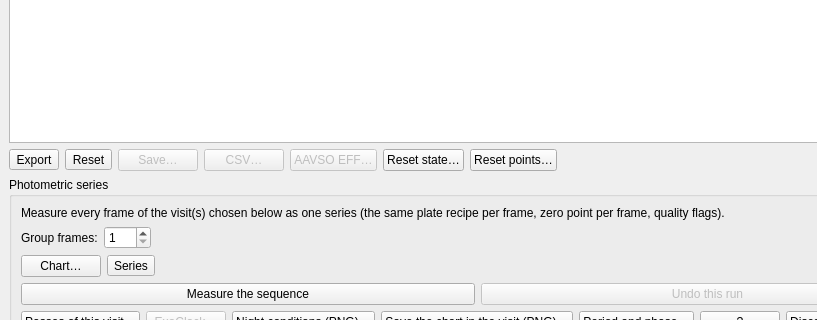
The window that nightscribe/gui/ui/ufe_measure_tab.ui (irydeo/nightscribe) describes before a commit, drawn with Qt 5; both pictures show x 0 to 817 and y 285 to 605 of the 955 by 743 pixel window.
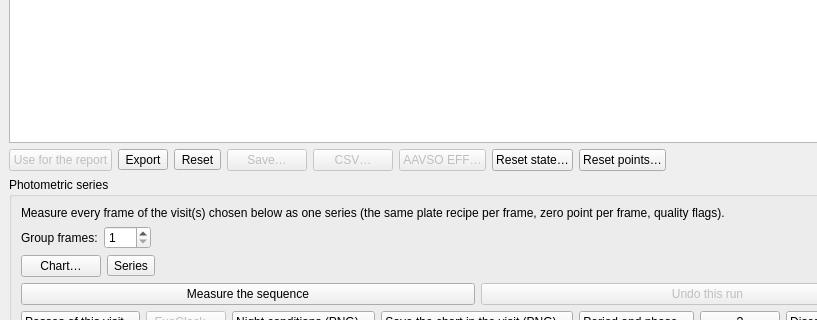
The same window after the commit.

Commit message: feat(photometry): a brightness measured by hand can take over the report

What changed in the file:
```diff
--- a/nightscribe/gui/ui/ufe_measure_tab.ui
+++ b/nightscribe/gui/ui/ufe_measure_tab.ui
@@ -240,6 +240,15 @@
         save. -->
    <item>
     <layout class="QHBoxLayout" name="row_result_actions">
+     <item>
+      <widget class="QPushButton" name="btn_manual_mag">
+       <property name="enabled"><bool>false</bool></property>
+       <property name="text"><string>Use for the report</string></property>
+       <property name="toolTip">
+        <string>Writes the magnitude measured HERE into the observation this stack belongs to, so the MPC report uses it instead of the one the run measured. The run's own value is kept beside it (the audit says who wrote what), and it only makes sense on a stack that came from an astrometry run</string>
+       </property>
+      </widget>
+     </item>
      <item>
       <widget class="QToolButton" name="btn_export_more">
        <property name="toolTip">
```
The commit also changes 10 other files.
